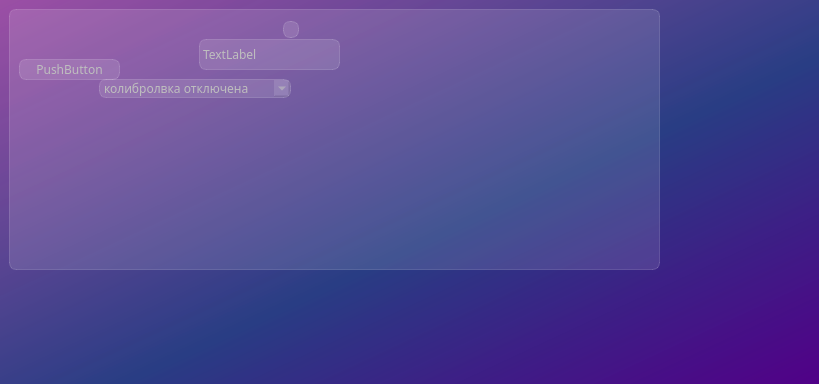
This is main_window.ui in Suslik2005/new_modbus_aicontrol-project as Qt 5 draws it before an edit. The edited form follows.
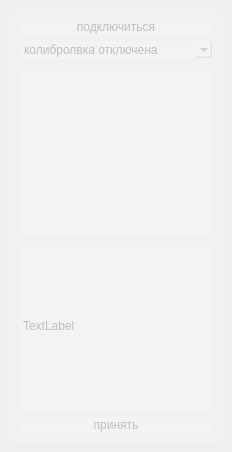
This is the edited form.

What changed in the file:
```diff
--- a/main_window.ui
+++ b/main_window.ui
@@ -9,63 +9,39 @@
    <rect>
     <x>0</x>
     <y>0</y>
-    <width>819</width>
-    <height>384</height>
+    <width>230</width>
+    <height>452</height>
    </rect>
   </property>
-  <property name="minimumSize">
-   <size>
-    <width>819</width>
-    <height>0</height>
-   </size>
-  </property>
   <property name="windowTitle">
    <string>modbus</string>
   </property>
   <property name="styleSheet">
-   <string notr="true">background-color: qlineargradient(spread:pad, x1:1, y1:1, x2:0, y2:0, stop:0 rgba(81, 0, 135, 255), stop:0.427447 rgba(41, 61, 132, 235), stop:1 rgba(155, 79, 165, 255));
-font-family: Noto Sans SC;</string>
+   <string notr="true">background-color: qlineargradient(spread:pad, x1:1, y1:1, x2:0, y2:0, stop:0 rgba(81, 0, 135, 255),
+rgba(41, 61, 132, 235), stop:1 rgba(155, 79, 165, 255));</string>
   </property>
   <widget class="QWidget" name="centralwidget">
+   <layout class="QHBoxLayout" name="horizontalLayout_2">
+    <item>
    <widget class="QFrame" name="balance_frame">
     <property name="enabled">
      <bool>false</bool>
     </property>
-    <property name="geometry">
-     <rect>
-      <x>9</x>
-      <y>9</y>
-      <width>651</width>
-      <height>261</height>
-     </rect>
-    </property>
     <property name="styleSheet">
      <string notr="true">background-color: rgba(255,255,255, 30);
 border: 1px solid rgba(255,255,255,40);
 border-radius: 7px;</string>
     </property>
+      <layout class="QVBoxLayout" name="verticalLayout">
+       <item>
     <widget class="QPushButton" name="pushButton">
-     <property name="geometry">
-      <rect>
-       <x>10</x>
-       <y>50</y>
-       <width>101</width>
-       <height>21</height>
-      </rect>
-     </property>
      <property name="text">
-      <string>PushButton</string>
-     </property>
-    </widget>
+          <string>подключиться</string>
+         </property>
+        </widget>
+       </item>
+       <item>
     <widget class="QComboBox" name="comboBox">
-     <property name="geometry">
-      <rect>
-       <x>90</x>
-       <y>70</y>
-       <width>192</width>
-       <height>19</height>
-      </rect>
-     </property>
      <item>
       <property name="text">
        <string>колибролвка отключена</string>
@@ -97,36 +73,35 @@
       </property>
      </item>
     </widget>
+       </item>
+       <item>
     <widget class="QLabel" name="label">
      <property name="enabled">
       <bool>false</bool>
      </property>
-     <property name="geometry">
-      <rect>
-       <x>274</x>
-       <y>12</y>
-       <width>16</width>
-       <height>17</height>
-      </rect>
-     </property>
      <property name="text">
       <string/>
      </property>
     </widget>
+       </item>
+       <item>
     <widget class="QLabel" name="label_2">
-     <property name="geometry">
-      <rect>
-       <x>190</x>
-       <y>30</y>
-       <width>141</width>
-       <height>31</height>
-      </rect>
-     </property>
      <property name="text">
       <string>TextLabel</string>
      </property>
     </widget>
-   </widget>
+       </item>
+       <item>
+        <widget class="QPushButton" name="pushButton_2">
+         <property name="text">
+          <string>принять</string>
+         </property>
+        </widget>
+       </item>
+      </layout>
+     </widget>
+    </item>
+   </layout>
   </widget>
  </widget>
  <resources/>
```
Lines whose indentation alone changed are shown as unchanged.
